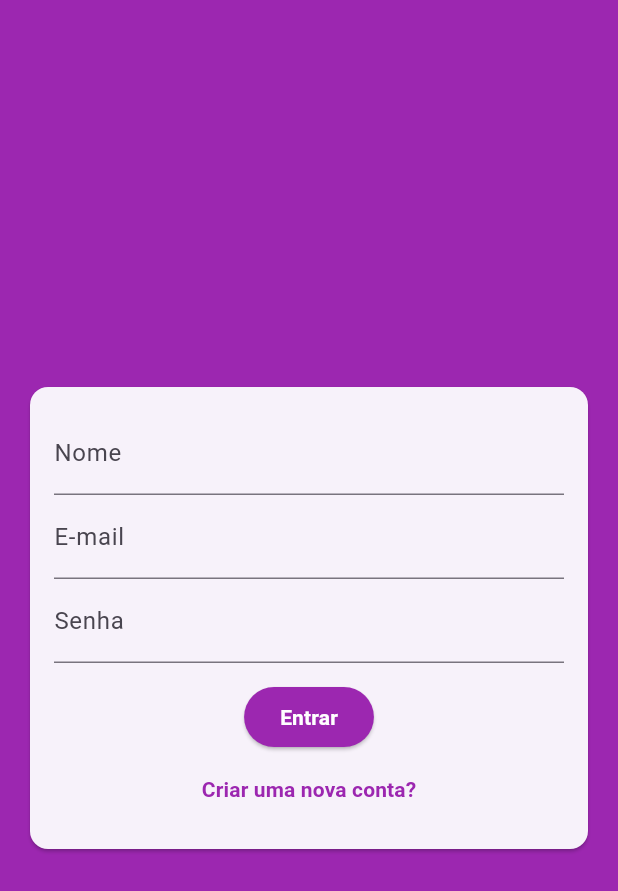
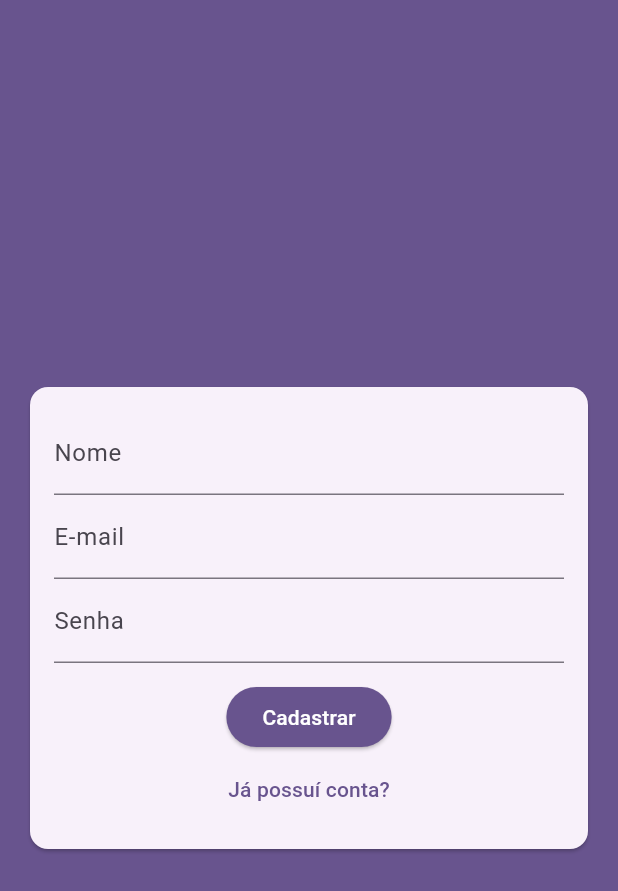
Before and after one commit to andree-felipe/capacitacao_firebase, a Flutter app: the screen it shows after launch, after a tap on "Criar uma nova conta?", on a phone screen of 412 x 824 dp. Shown: the top 891 px of the screen. Run offline on Flutter 3.47's test engine with Material 3 defaults, Android fonts, the phone set to English and light mode, and no system bars.

Commit message:
Configuração das renderizações condicionais baseadas no modo do formulário, login ou cadastro

```diff
--- a/lib/componentes/auth_form.dart
+++ b/lib/componentes/auth_form.dart
@@ -1,7 +1,21 @@
 import 'package:flutter/material.dart';
 
-class AuthForm extends StatelessWidget {
+import '../models/auth_form_data.dart';
+
+class AuthForm extends StatefulWidget {
   const AuthForm({super.key});
+
+  @override
+  State<AuthForm> createState() => _AuthFormState();
+}
+
+class _AuthFormState extends State<AuthForm> {
+  final _formKey = GlobalKey<FormState>();
+  final _formData = AuthFormData();
+
+  void _submit() {
+    _formKey.currentState?.validate();
+  }
 
   @override
   Widget build(BuildContext context) {
@@ -10,34 +24,49 @@ class AuthForm extends StatelessWidget {
       child: Padding(
         padding: const EdgeInsets.all(16),
         child: Form(
+          key: _formKey,
           child: Column(
             children: [
+              if(_formData.isSignup)
+                TextFormField(
+                  key: const ValueKey('name'),
+                  initialValue: _formData.name,
+                  onChanged: (name) => _formData.name = name,
+                  decoration: const InputDecoration(labelText: 'Nome'),
+                ),
               TextFormField(
-                decoration: const InputDecoration(labelText: 'Nome'),
-              ),
-              TextFormField(
+                key: const ValueKey('email'),
+                initialValue: _formData.email,
+                onChanged: (email) => _formData.email = email,
                 decoration: const InputDecoration(labelText: 'E-mail'),
               ),
               TextFormField(
+                key: const ValueKey('password'),
+                initialValue: _formData.password,
+                onChanged: (password) => _formData.password = password,
                 obscureText: true,
                 decoration: const InputDecoration(labelText: 'Senha'),
               ),
               const SizedBox(height: 12),
               ElevatedButton(
-                onPressed: () {},
+                onPressed: _submit,
                 style: ButtonStyle(
                   backgroundColor: WidgetStateProperty.all<Color>(Theme.of(context).colorScheme.primary),
                 ),
-                child: const Text(
-                  "Entrar",
-                  style: TextStyle(
+                child: Text(
+                  _formData.isLogin ? 'Entrar' : 'Cadastrar',
+                  style: const TextStyle(
                     color: Colors.white,
                   ),
                 ),
               ),
               TextButton(
-                onPressed: () {},
-                child: const Text('Criar uma nova conta?'),
+                onPressed: () {
+                  setState(() {
+                    _formData.toggleAuthMode();
+                  });
+                },
+                child: Text(_formData.isLogin  ? 'Criar uma nova conta?' : 'Já possuí conta?'),
               ),
             ],
           ),
--- a/lib/main.dart
+++ b/lib/main.dart
@@ -14,32 +14,10 @@
       home: const AuthPage(),
       debugShowCheckedModeBanner: false,
       title: 'ToDo App',
-      theme: tema.copyWith(
-        colorScheme: tema.colorScheme.copyWith(
-          primary: Colors.purple,
-          secondary: Colors.amber,
-        ),
-        textTheme: tema.textTheme.copyWith(
-          titleLarge: const TextStyle(
-            fontFamily: 'OpenSans',
-            fontSize: 18,
-            fontWeight: FontWeight.bold,
-            color: Colors.black,
-          ),
-          labelLarge: const TextStyle(
-            color: Colors.white,
-            fontWeight: FontWeight.bold,
-          ),
-        ),
-        appBarTheme: const AppBarTheme(
-          titleTextStyle: TextStyle(
-            fontFamily: 'OpenSans',
-            fontSize: 20,
-            fontWeight: FontWeight.bold,
-          ),
-        ),
+      theme: ThemeData(
+        colorScheme: ColorScheme.fromSeed(seedColor: Colors.deepPurple),
+        useMaterial3: true,
       ),
-
     );
   }
 }
--- /dev/null
+++ b/lib/models/auth_form_data.dart
@@ -0,0 +1,25 @@
+// ignore: constant_identifier_names
+import 'dart:io';
+
+// ignore: constant_identifier_names
+enum AuthMode { Signup, Login }
+
+class AuthFormData {
+  String name = '';
+  String email = '';
+  String password = '';
+  File? image;
+  AuthMode _mode = AuthMode.Login;
+
+  bool get isLogin {
+    return _mode == AuthMode.Login;
+  }
+
+  bool get isSignup {
+    return _mode == AuthMode.Signup;
+  }
+
+  void toggleAuthMode() {
+    _mode = isLogin ? AuthMode.Signup : AuthMode.Login;
+  }
+}
```
